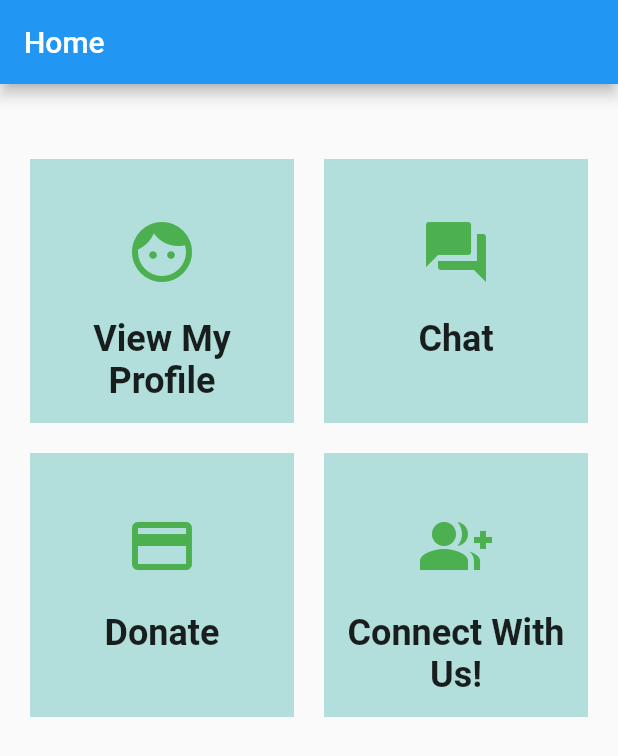
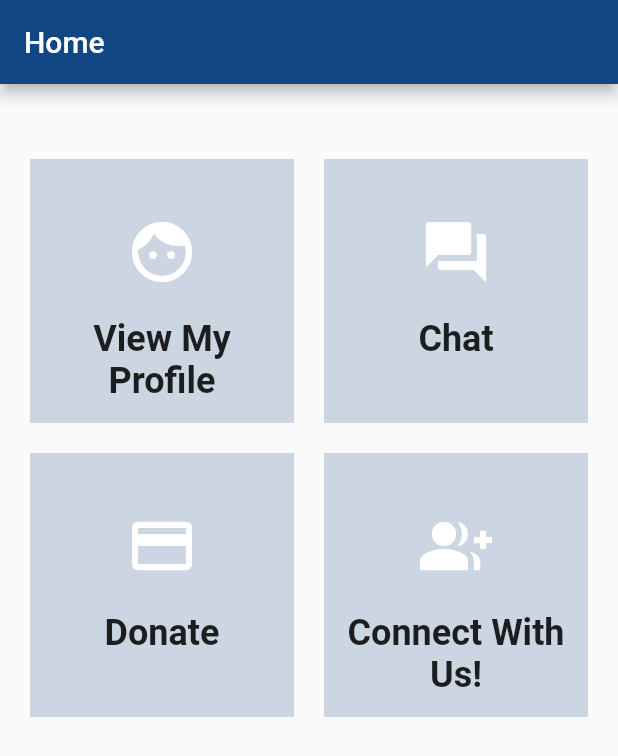
Before and after one commit to GideonsPromiseDev/GPMobileApp, a Flutter app: the screen it shows after launch, on a phone screen of 412 x 824 dp. Shown: the top 756 px of the screen. Run offline on Flutter 3.47's test engine with Material 2 defaults, Android fonts, the phone set to English and light mode, and no system bars.

Commit message:
Added GP colors to the app and applied them to the app theme and page selectors.

```diff
--- a/gp_mobile/lib/main.dart
+++ b/gp_mobile/lib/main.dart
@@ -1,5 +1,6 @@
 import 'package:flutter/material.dart';
 import 'package:gp_mobile/pages/home/home.dart';
+import 'package:gp_mobile/themes/gideons_promise_colors.dart';
 // import 'package:firebase_core/firebase_core.dart';
 
 void main() {
@@ -24,7 +25,7 @@ class MyApp extends StatelessWidget {
         // or simply save your changes to "hot reload" in a Flutter IDE).
         // Notice that the counter didn't reset back to zero; the application
         // is not restarted.
-        primarySwatch: Colors.blue,
+        primarySwatch: GideonsPromiseColors.blue,
       ),
       home: const MyHomePage(title: 'Home'),
     );
--- a/gp_mobile/lib/pages/home/page_selector.dart
+++ b/gp_mobile/lib/pages/home/page_selector.dart
@@ -1,5 +1,6 @@
 import 'package:flutter/material.dart';
 import 'package:flutter/widgets.dart';
+import 'package:gp_mobile/themes/gideons_promise_colors.dart';
 
 class PageSelector extends StatelessWidget {
   const PageSelector({Key? key}) : super(key: key);
@@ -14,12 +15,12 @@ class PageSelector extends StatelessWidget {
       crossAxisCount: 2,
       children: <Widget>[
         Material(
-          color: Colors.teal[100],
+          color: GideonsPromiseColors.blue[100],
           child: InkWell(
             onTap: () {
               print("Clicked view profile");
             },
-            splashColor: Colors.grey,
+            splashColor: GideonsPromiseColors.gray,
             child: Container(
               padding: const EdgeInsets.all(8),
               child: Center(
@@ -27,9 +28,9 @@ class PageSelector extends StatelessWidget {
                   children: [
                     Container(
                       padding: const EdgeInsets.only(top: 30, bottom: 20),
-                      child: Icon(
+                      child: const Icon(
                         Icons.face,
-                        color: Colors.green[500],
+                        color: Colors.white,
                         size: 48,
                       ),
                     ),
@@ -46,12 +47,12 @@ class PageSelector extends StatelessWidget {
           ),
         ),
         Material(
-          color: Colors.teal[100],
+          color: GideonsPromiseColors.blue[100],
           child: InkWell(
             onTap: () {
               print("Clicked chat");
             },
-            splashColor: Colors.grey,
+            splashColor: GideonsPromiseColors.gray,
             child: Container(
               padding: const EdgeInsets.all(8),
               child: Center(
@@ -59,9 +60,9 @@ class PageSelector extends StatelessWidget {
                   children: [
                     Container(
                       padding: const EdgeInsets.only(top: 30, bottom: 20),
-                      child: Icon(
+                      child: const Icon(
                         Icons.forum,
-                        color: Colors.green[500],
+                        color: Colors.white,
                         size: 48,
                       ),
                     ),
@@ -78,12 +79,12 @@ class PageSelector extends StatelessWidget {
           ),
         ),
         Material(
-          color: Colors.teal[100],
+          color: GideonsPromiseColors.blue[100],
           child: InkWell(
             onTap: () {
               print("Clicked donate");
             },
-            splashColor: Colors.grey,
+            splashColor: GideonsPromiseColors.gray,
             child: Container(
               padding: const EdgeInsets.all(8),
               child: Center(
@@ -91,9 +92,9 @@ class PageSelector extends StatelessWidget {
                   children: [
                     Container(
                       padding: const EdgeInsets.only(top: 30, bottom: 20),
-                      child: Icon(
+                      child: const Icon(
                         Icons.payment,
-                        color: Colors.green[500],
+                        color: Colors.white,
                         size: 48,
                       ),
                     ),
@@ -110,12 +111,12 @@ class PageSelector extends StatelessWidget {
           ),
         ),
         Material(
-          color: Colors.teal[100],
+          color: GideonsPromiseColors.blue[100],
           child: InkWell(
             onTap: () {
               print("Clicked connect with us");
             },
-            splashColor: Colors.grey,
+            splashColor: GideonsPromiseColors.gray,
             child: Container(
               padding: const EdgeInsets.all(8),
               child: Center(
@@ -123,9 +124,9 @@ class PageSelector extends StatelessWidget {
                   children: [
                     Container(
                       padding: const EdgeInsets.only(top: 30, bottom: 20),
-                      child: Icon(
+                      child: const Icon(
                         Icons.group_add,
-                        color: Colors.green[500],
+                        color: Colors.white,
                         size: 48,
                       ),
                     ),
--- /dev/null
+++ b/gp_mobile/lib/themes/gideons_promise_colors.dart
@@ -0,0 +1,33 @@
+import 'package:flutter/material.dart';
+
+class GideonsPromiseColors {
+  static final Map<int, Color> gpBlueColorCodes = {
+    50: const Color.fromRGBO(17, 70, 132, .1),
+    100: const Color.fromRGBO(17, 70, 132, .2),
+    200: const Color.fromRGBO(17, 70, 132, .3),
+    300: const Color.fromRGBO(17, 70, 132, .4),
+    400: const Color.fromRGBO(17, 70, 132, .5),
+    500: const Color.fromRGBO(17, 70, 132, .6),
+    600: const Color.fromRGBO(17, 70, 132, .7),
+    700: const Color.fromRGBO(17, 70, 132, .8),
+    800: const Color.fromRGBO(17, 70, 132, .9),
+    900: const Color.fromRGBO(17, 70, 132, 1),
+  };
+
+  static final Map<int, Color> gpGrayColorCodes = {
+    50: const Color.fromRGBO(144, 148, 154, .1),
+    100: const Color.fromRGBO(144, 148, 154, .2),
+    200: const Color.fromRGBO(144, 148, 154, .3),
+    300: const Color.fromRGBO(144, 148, 154, .4),
+    400: const Color.fromRGBO(144, 148, 154, .5),
+    500: const Color.fromRGBO(144, 148, 154, .6),
+    600: const Color.fromRGBO(144, 148, 154, .7),
+    700: const Color.fromRGBO(144, 148, 154, .8),
+    800: const Color.fromRGBO(144, 148, 154, .9),
+    900: const Color.fromRGBO(144, 148, 154, 1),
+  };
+
+  static MaterialColor blue = MaterialColor(0xFF114684, gpBlueColorCodes);
+
+  static MaterialColor gray = MaterialColor(0xFF90949a, gpGrayColorCodes);
+}
```
